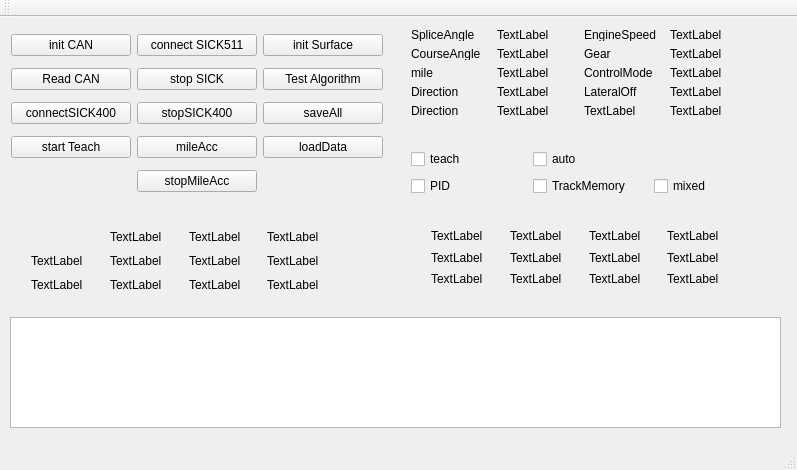
Qt form mainwindow.ui (wozaiqufu/cyjApp) before a commit.
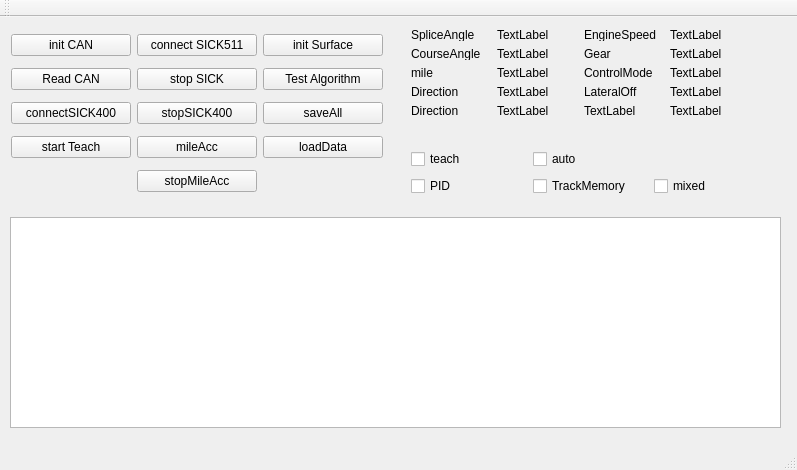
The same form after that commit.

Patch:
```diff
--- a/mainwindow.ui
+++ b/mainwindow.ui
@@ -18,9 +18,9 @@
     <property name="geometry">
      <rect>
       <x>10</x>
-      <y>300</y>
+      <y>200</y>
       <width>771</width>
-      <height>111</height>
+      <height>211</height>
      </rect>
     </property>
    </widget>
@@ -326,198 +326,6 @@
      </item>
     </layout>
    </widget>
-   <widget class="QWidget" name="gridLayoutWidget_3">
-    <property name="geometry">
-     <rect>
-      <x>20</x>
-      <y>200</y>
-      <width>331</width>
-      <height>88</height>
-     </rect>
-    </property>
-    <layout class="QGridLayout" name="gridLayout_3">
-     <item row="2" column="3">
-      <widget class="QLabel" name="label_23">
-       <property name="text">
-        <string>TextLabel</string>
-       </property>
-      </widget>
-     </item>
-     <item row="1" column="1">
-      <widget class="QLabel" name="label_15">
-       <property name="text">
-        <string>TextLabel</string>
-       </property>
-      </widget>
-     </item>
-     <item row="1" column="3">
-      <widget class="QLabel" name="label_22">
-       <property name="text">
-        <string>TextLabel</string>
-       </property>
-      </widget>
-     </item>
-     <item row="0" column="1">
-      <widget class="QLabel" name="label_surfaceLight">
-       <property name="text">
-        <string>TextLabel</string>
-       </property>
-      </widget>
-     </item>
-     <item row="2" column="2">
-      <widget class="QLabel" name="label_20">
-       <property name="text">
-        <string>TextLabel</string>
-       </property>
-      </widget>
-     </item>
-     <item row="0" column="2">
-      <widget class="QLabel" name="label_surfaceHorn">
-       <property name="text">
-        <string>TextLabel</string>
-       </property>
-      </widget>
-     </item>
-     <item row="2" column="1">
-      <widget class="QLabel" name="label_17">
-       <property name="text">
-        <string>TextLabel</string>
-       </property>
-      </widget>
-     </item>
-     <item row="1" column="2">
-      <widget class="QLabel" name="label_19">
-       <property name="text">
-        <string>TextLabel</string>
-       </property>
-      </widget>
-     </item>
-     <item row="0" column="3">
-      <widget class="QLabel" name="label_21">
-       <property name="text">
-        <string>TextLabel</string>
-       </property>
-      </widget>
-     </item>
-     <item row="0" column="0">
-      <widget class="QLabel" name="label_5">
-       <property name="text">
-        <string/>
-       </property>
-      </widget>
-     </item>
-     <item row="2" column="0">
-      <widget class="QLabel" name="label_16">
-       <property name="text">
-        <string>TextLabel</string>
-       </property>
-      </widget>
-     </item>
-     <item row="1" column="0">
-      <widget class="QLabel" name="label_14">
-       <property name="text">
-        <string>TextLabel</string>
-       </property>
-      </widget>
-     </item>
-    </layout>
-   </widget>
-   <widget class="QWidget" name="gridLayoutWidget_5">
-    <property name="geometry">
-     <rect>
-      <x>420</x>
-      <y>200</y>
-      <width>331</width>
-      <height>81</height>
-     </rect>
-    </property>
-    <layout class="QGridLayout" name="gridLayout_5">
-     <item row="1" column="0">
-      <widget class="QLabel" name="label_24">
-       <property name="text">
-        <string>TextLabel</string>
-       </property>
-      </widget>
-     </item>
-     <item row="1" column="1">
-      <widget class="QLabel" name="label_25">
-       <property name="text">
-        <string>TextLabel</string>
-       </property>
-      </widget>
-     </item>
-     <item row="2" column="0">
-      <widget class="QLabel" name="label_26">
-       <property name="text">
-        <string>TextLabel</string>
-       </property>
-      </widget>
-     </item>
-     <item row="0" column="0">
-      <widget class="QLabel" name="label_27">
-       <property name="text">
-        <string>TextLabel</string>
-       </property>
-      </widget>
-     </item>
-     <item row="0" column="1">
-      <widget class="QLabel" name="label_28">
-       <property name="text">
-        <string>TextLabel</string>
-       </property>
-      </widget>
-     </item>
-     <item row="2" column="1">
-      <widget class="QLabel" name="label_29">
-       <property name="text">
-        <string>TextLabel</string>
-       </property>
-      </widget>
-     </item>
-     <item row="1" column="2">
-      <widget class="QLabel" name="label_30">
-       <property name="text">
-        <string>TextLabel</string>
-       </property>
-      </widget>
-     </item>
-     <item row="0" column="2">
-      <widget class="QLabel" name="label_31">
-       <property name="text">
-        <string>TextLabel</string>
-       </property>
-      </widget>
-     </item>
-     <item row="2" column="2">
-      <widget class="QLabel" name="label_32">
-       <property name="text">
-        <string>TextLabel</string>
-       </property>
-      </widget>
-     </item>
-     <item row="0" column="3">
-      <widget class="QLabel" name="label_33">
-       <property name="text">
-        <string>TextLabel</string>
-       </property>
-      </widget>
-     </item>
-     <item row="1" column="3">
-      <widget class="QLabel" name="label_34">
-       <property name="text">
-        <string>TextLabel</string>
-       </property>
-      </widget>
-     </item>
-     <item row="2" column="3">
-      <widget class="QLabel" name="label_35">
-       <property name="text">
-        <string>TextLabel</string>
-       </property>
-      </widget>
-     </item>
-    </layout>
-   </widget>
   </widget>
   <widget class="QMenuBar" name="menuBar">
    <property name="geometry">
```
